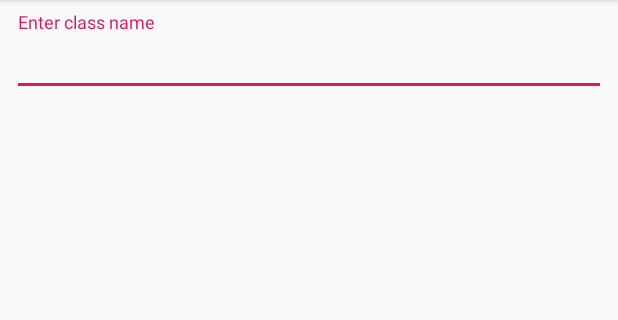
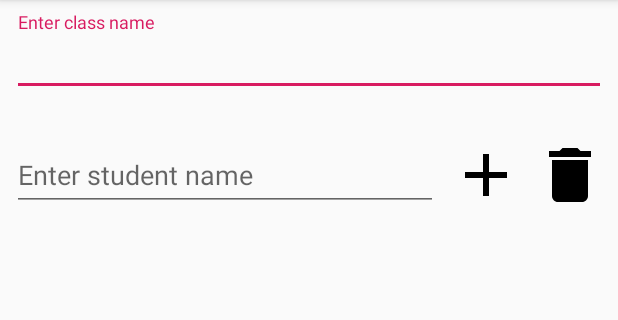
Before and after one commit to Bombbird2001/Class-List-2, an Android app: the EditClassActivity screen opened directly, with no data from a screen before it, after a tap on an icon or button, on a phone screen of 412 x 824 dp, the part 84-404 px from its top. Run offline under Robolectric (Android 15) with nearby library versions, the phone set to English and light mode, and no system bars.

Commit message:
Even more stuff

```diff
--- a/app/src/main/java/bombbird/com/classlist2/EditClassActivity.kt
+++ b/app/src/main/java/bombbird/com/classlist2/EditClassActivity.kt
@@ -21,7 +21,6 @@ class EditClassActivity : AppCompatActivity() {
         setContentView(R.layout.activity_edit_class)
 
         students.add("")
-        students.add("This shouldn't show up")
 
         viewManager = LinearLayoutManager(this)
         viewAdapter = StudentRecyclerAdapter(students)
@@ -33,6 +32,8 @@ class EditClassActivity : AppCompatActivity() {
             // specify an viewAdapter (see also next example)
             adapter = viewAdapter
         }
+
+        (viewAdapter as StudentRecyclerAdapter).recyclerView = recyclerView
 
         classInput.addTextChangedListener(object: TextWatcher {
             override fun afterTextChanged(s: Editable?) {
@@ -46,15 +47,15 @@ class EditClassActivity : AppCompatActivity() {
                 if (s != null) {
                     when {
                         s.isEmpty() -> {
-                            fab_confirmAddClass.visibility = View.INVISIBLE
+                            fab_confirmAddClass.hide()
                             classInputLayout.error = null
                         }
                         s.length > 30 -> {
-                            fab_confirmAddClass.visibility = View.INVISIBLE
+                            fab_confirmAddClass.hide()
                             classInputLayout.error = resources.getString(R.string.text_too_long)
                         }
                         else -> {
-                            fab_confirmAddClass.visibility = View.VISIBLE
+                            fab_confirmAddClass.show()
                             classInputLayout.error = null
                         }
                     }
--- a/app/src/main/java/bombbird/com/classlist2/StudentRecyclerAdapter.kt
+++ b/app/src/main/java/bombbird/com/classlist2/StudentRecyclerAdapter.kt
@@ -12,7 +12,7 @@ import com.google.android.material.textfield.TextInputLayout
 class StudentRecyclerAdapter(val students: ArrayList<String>):
         RecyclerView.Adapter<StudentRecyclerAdapter.StudentRecyclerViewHolder>() {
 
-    private val views = ArrayList<Array<View>>()
+    lateinit var recyclerView: RecyclerView
 
     class StudentRecyclerViewHolder(view: View):
         RecyclerView.ViewHolder(view) {
@@ -36,11 +36,6 @@ class StudentRecyclerAdapter(val students: ArrayList<String>):
         val addStudentButton = holder.itemView.findViewById<Button>(R.id.add_student_button)
         val removeStudentButton = holder.itemView.findViewById<Button>(R.id.remove_student_button)
 
-        if (holder.adapterPosition == students.size - 1) {
-            holder.itemView.visibility = View.INVISIBLE
-            return
-        }
-
         studentInputLayout.editText?.setText(students[holder.adapterPosition])
         studentInputLayout.editText?.addTextChangedListener(object: TextWatcher {
             override fun afterTextChanged(s: Editable?) {
@@ -62,6 +57,7 @@ class StudentRecyclerAdapter(val students: ArrayList<String>):
         })
 
         addStudentButton.setOnClickListener {
+            if (recyclerView.isAnimating) return@setOnClickListener
             val newPosition = holder.adapterPosition + 1
             students.add(newPosition, "")
             notifyItemInserted(newPosition)
@@ -70,6 +66,7 @@ class StudentRecyclerAdapter(val students: ArrayList<String>):
         removeStudentButton.setOnClickListener {
             if (students.size <= 1) return@setOnClickListener
             val removePos = holder.adapterPosition
+            if (removePos == -1) return@setOnClickListener
             students.removeAt(removePos)
             notifyItemRemoved(removePos)
         }
--- a/app/src/main/res/layout/activity_edit_class.xml
+++ b/app/src/main/res/layout/activity_edit_class.xml
@@ -40,7 +40,7 @@
             app:layout_constraintStart_toStartOf="parent"
             app:layout_constraintTop_toBottomOf="@+id/classInputLayout"
             app:layout_constraintHorizontal_bias="1.0"
-            app:layout_constraintBottom_toBottomOf="parent"
-            android:layout_marginBottom="16dp"/>
+            android:overScrollMode="never" app:layout_constraintBottom_toTopOf="@+id/fab_confirmAddClass"
+            android:layout_marginBottom="8dp"/>
 
 </androidx.constraintlayout.widget.ConstraintLayout>
```
